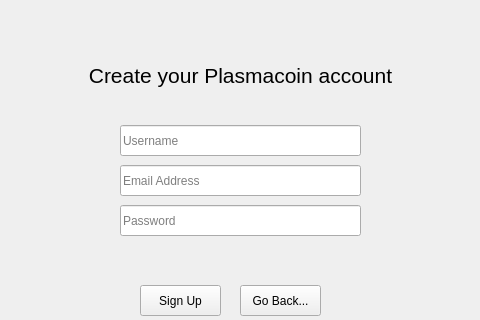
The window that src/qt/plasmacoin-ui/mainwindow.ui (plasmacoin-crypto/Plasmacoin-Blockchain) describes before a commit, drawn with Qt 5; both pictures show x 170 to 650 and y 114 to 434 of the 800 by 600 pixel window.
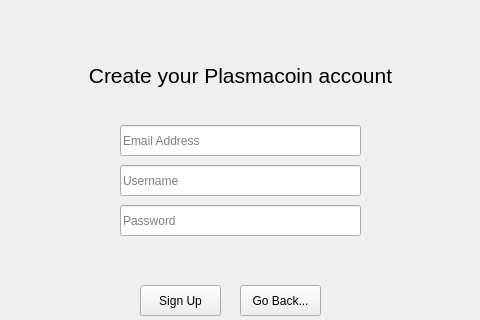
The same window after the commit. The open tabs and pages were chosen to show the change. Icons and pictures are not drawn.

Commit message: Reorder some QLIneEdits

```diff
--- a/src/qt/plasmacoin-ui/mainwindow.ui
+++ b/src/qt/plasmacoin-ui/mainwindow.ui
@@ -420,7 +420,7 @@
         <property name="geometry">
          <rect>
           <x>290</x>
-          <y>170</y>
+          <y>210</y>
           <width>241</width>
           <height>31</height>
          </rect>
@@ -481,7 +481,7 @@
         <property name="geometry">
          <rect>
           <x>290</x>
-          <y>210</y>
+          <y>170</y>
           <width>241</width>
           <height>31</height>
          </rect>
```
